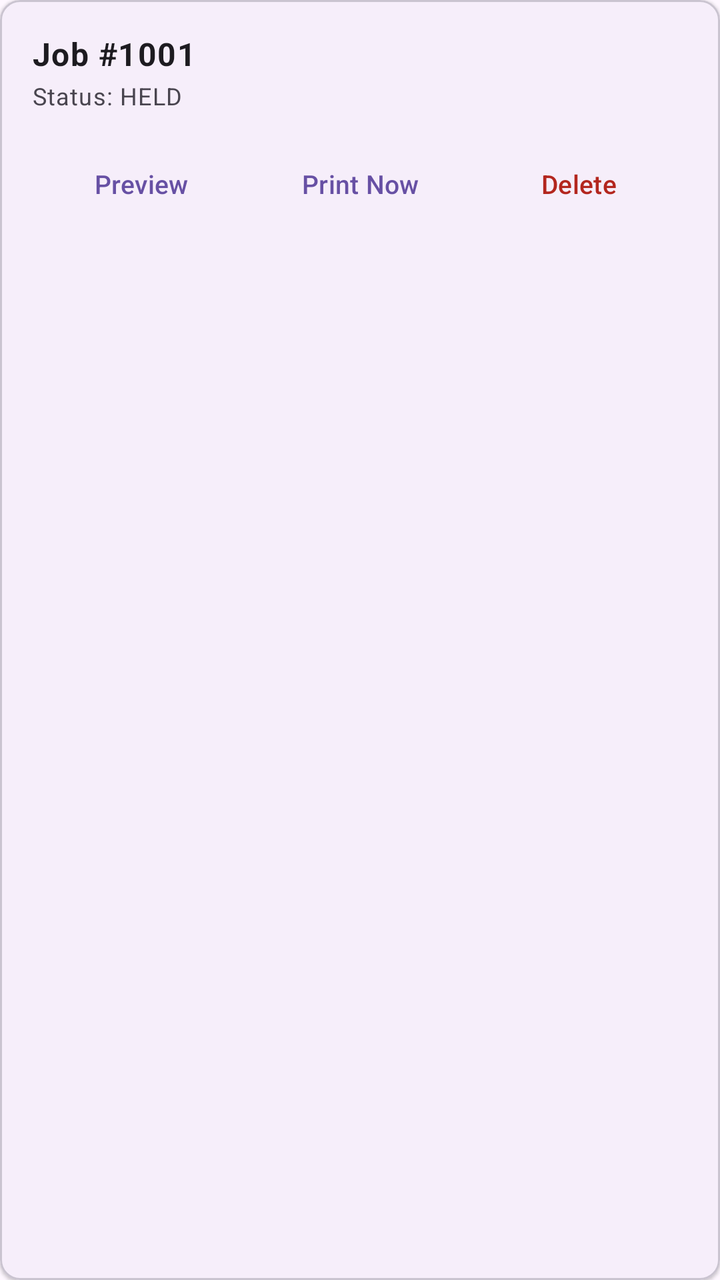
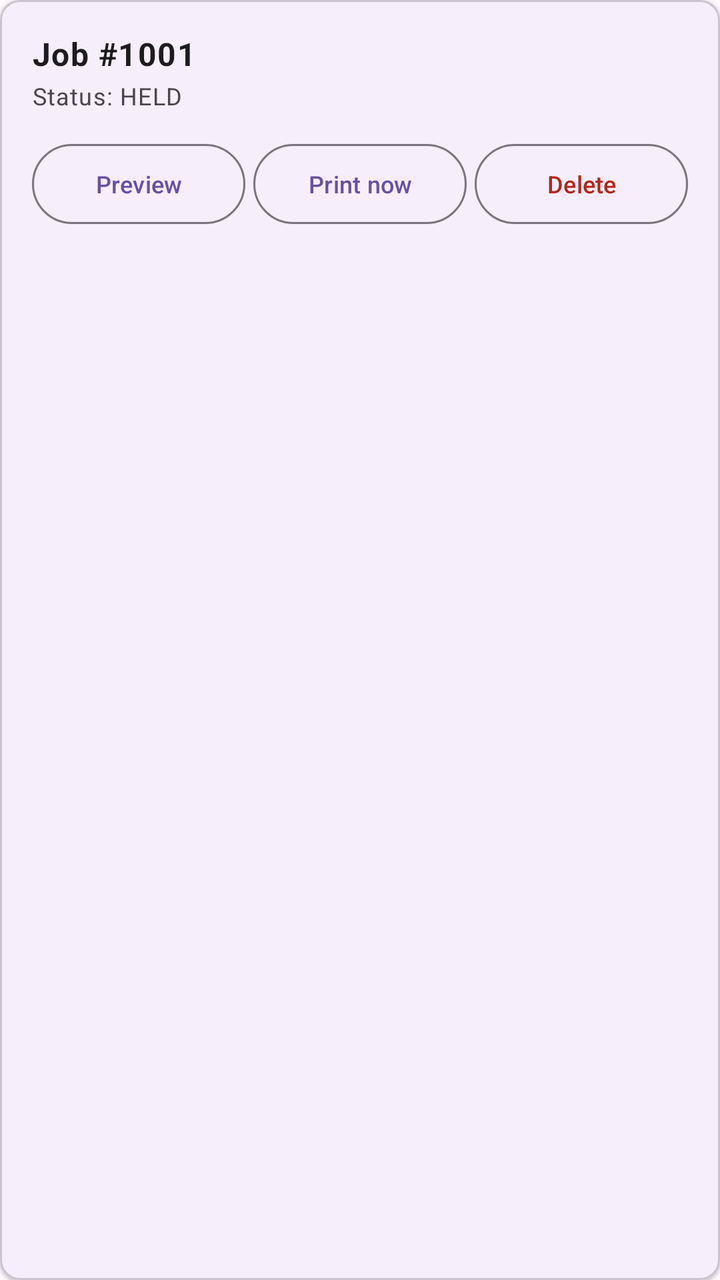

An Android layout rendered at two revisions. The XML below is the earlier revision; the diff shows what the commit changed to produce the second picture.
<!-- AndroidManifest.xml: application theme Theme.RolloPrint -->
<!-- res/layout/item_queue_job.xml -->
<?xml version="1.0" encoding="utf-8"?>
<com.google.android.material.card.MaterialCardView
    xmlns:android="http://schemas.android.com/apk/res/android"
    xmlns:app="http://schemas.android.com/apk/res-auto"
    android:layout_width="match_parent"
    android:layout_height="wrap_content"
    android:layout_marginBottom="10dp"
    app:cardCornerRadius="10dp"
    app:cardElevation="1dp"
    app:strokeWidth="1dp"
    app:strokeColor="?attr/colorOutlineVariant">

    <LinearLayout
        android:layout_width="match_parent"
        android:layout_height="wrap_content"
        android:orientation="vertical"
        android:padding="16dp">

        <TextView
            android:id="@+id/tvJobName"
            android:layout_width="wrap_content"
            android:layout_height="wrap_content"
            android:text="Job #1001"
            android:textAppearance="?attr/textAppearanceBodyLarge"
            android:textColor="?attr/colorOnSurface"
            android:textStyle="bold" />

        <TextView
            android:id="@+id/tvJobStatus"
            android:layout_width="wrap_content"
            android:layout_height="wrap_content"
            android:text="Status: HELD"
            android:textAppearance="?attr/textAppearanceBodySmall"
            android:textColor="?attr/colorOnSurfaceVariant"
            android:layout_marginTop="2dp" />

        <LinearLayout
            android:layout_width="match_parent"
            android:layout_height="wrap_content"
            android:orientation="horizontal"
            android:gravity="center_vertical"
            android:layout_marginTop="12dp">

            <com.google.android.material.button.MaterialButton
                android:id="@+id/btnItemPreview"
                style="@style/Widget.Material3.Button.TextButton"
                android:layout_width="0dp"
                android:layout_height="wrap_content"
                android:layout_weight="1"
                android:insetLeft="0dp"
                android:insetRight="0dp"
                android:paddingHorizontal="4dp"
                android:textSize="13sp"
                android:text="Preview" />

            <com.google.android.material.button.MaterialButton
                android:id="@+id/btnItemPrint"
                style="@style/Widget.Material3.Button.TextButton"
                android:layout_width="0dp"
                android:layout_height="wrap_content"
                android:layout_weight="1"
                android:insetLeft="0dp"
                android:insetRight="0dp"
                android:paddingHorizontal="4dp"
                android:textSize="13sp"
                android:text="Print Now" />

            <com.google.android.material.button.MaterialButton
                android:id="@+id/btnItemDelete"
                style="@style/Widget.Material3.Button.TextButton"
                android:layout_width="0dp"
                android:layout_height="wrap_content"
                android:layout_weight="1"
                android:insetLeft="0dp"
                android:insetRight="0dp"
                android:paddingHorizontal="4dp"
                android:textSize="13sp"
                android:text="Delete"
                android:textColor="?attr/colorError" />
        </LinearLayout>

    </LinearLayout>
</com.google.android.material.card.MaterialCardView>
<!-- resources referenced by this layout -->
<resources>
  <style name="Theme.RolloPrint" parent="Base.Theme.RolloPrint" />
  <style name="Base.Theme.RolloPrint" parent="Theme.Material3.DayNight.NoActionBar">
          
          <item name="android:windowLayoutInDisplayCutoutMode" tools:targetApi="p">shortEdges</item>
      </style>
</resources>

<!-- the commit's change to res/layout/item_queue_job.xml (unified diff, before → after) -->
@@ -43,39 +43,41 @@
 
             <com.google.android.material.button.MaterialButton
                 android:id="@+id/btnItemPreview"
-                style="@style/Widget.Material3.Button.TextButton"
+                style="@style/Widget.Material3.Button.OutlinedButton"
                 android:layout_width="0dp"
                 android:layout_height="wrap_content"
                 android:layout_weight="1"
                 android:insetLeft="0dp"
                 android:insetRight="0dp"
-                android:paddingHorizontal="4dp"
-                android:textSize="13sp"
-                android:text="Preview" />
+                android:paddingHorizontal="2dp"
+                android:textSize="12sp"
+                android:layout_marginEnd="4dp"
+                android:text="@string/preview" />
 
             <com.google.android.material.button.MaterialButton
                 android:id="@+id/btnItemPrint"
-                style="@style/Widget.Material3.Button.TextButton"
+                style="@style/Widget.Material3.Button.OutlinedButton"
                 android:layout_width="0dp"
                 android:layout_height="wrap_content"
                 android:layout_weight="1"
                 android:insetLeft="0dp"
                 android:insetRight="0dp"
-                android:paddingHorizontal="4dp"
-                android:textSize="13sp"
-                android:text="Print Now" />
+                android:paddingHorizontal="2dp"
+                android:textSize="12sp"
+                android:layout_marginEnd="4dp"
+                android:text="@string/print_now" />
 
             <com.google.android.material.button.MaterialButton
                 android:id="@+id/btnItemDelete"
-                style="@style/Widget.Material3.Button.TextButton"
+                style="@style/Widget.Material3.Button.OutlinedButton"
                 android:layout_width="0dp"
                 android:layout_height="wrap_content"
                 android:layout_weight="1"
                 android:insetLeft="0dp"
                 android:insetRight="0dp"
-                android:paddingHorizontal="4dp"
-                android:textSize="13sp"
-                android:text="Delete"
+                android:paddingHorizontal="2dp"
+                android:textSize="12sp"
+                android:text="@string/delete"
                 android:textColor="?attr/colorError" />
         </LinearLayout>
 
<!-- resource entries referenced after the edit -->
@@ -1,5 +1,8 @@
 <!-- resources referenced by this layout -->
 <resources>
+  <string name="delete">Delete</string>
+  <string name="preview">Preview</string>
+  <string name="print_now">Print now</string>
   <style name="Theme.RolloPrint" parent="Base.Theme.RolloPrint" />
   <style name="Base.Theme.RolloPrint" parent="Theme.Material3.DayNight.NoActionBar">
           
